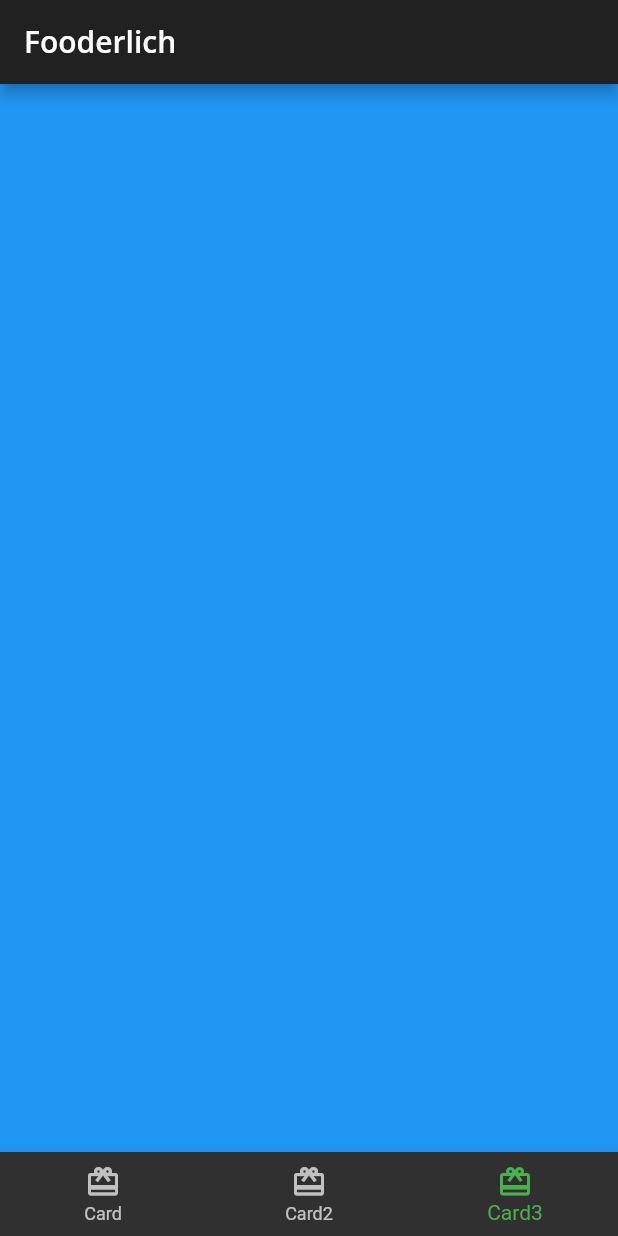
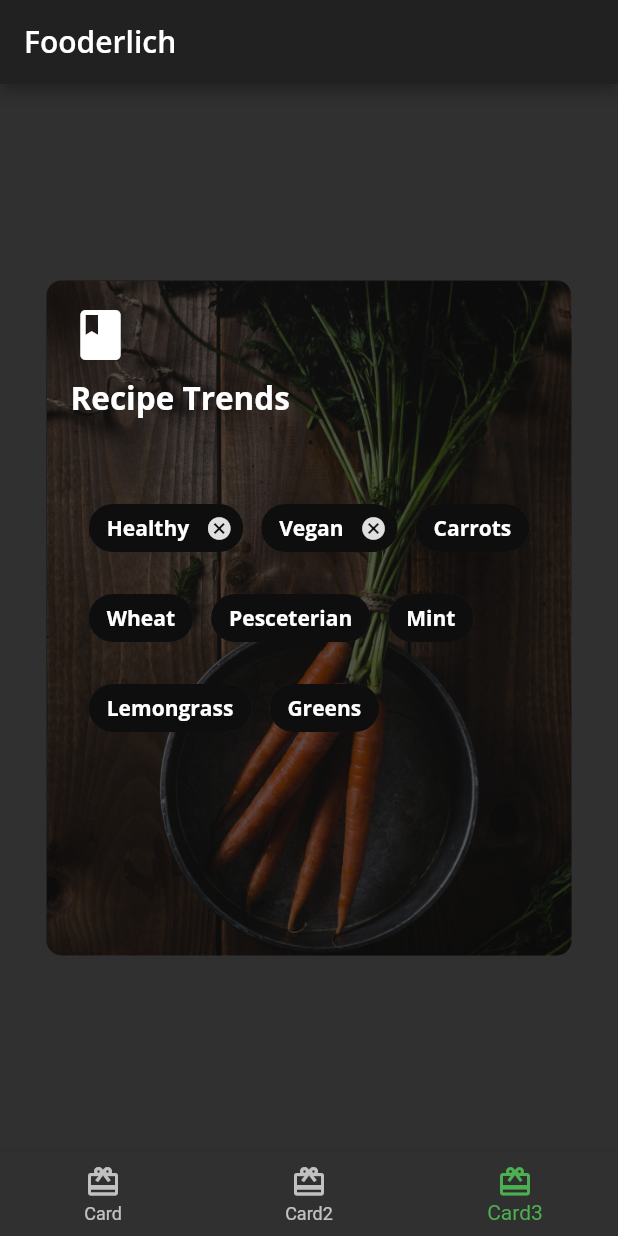
Before and after one commit to asapbox/fooderlich, a Flutter app: the screen it shows after launch, item 3 of the bottom bar chosen, on a phone screen of 412 x 824 dp. Run offline on Flutter 3.47's test engine with Material 2 defaults, Android fonts, the phone set to English and light mode, and no system bars; our stand-ins replace google_fonts.

Commit message:
Composing Card3: the explore card

```diff
--- /dev/null
+++ b/lib/card3.dart
@@ -0,0 +1,132 @@
+import 'package:flutter/material.dart';
+import 'fooderlich_theme.dart';
+
+class Card3 extends StatelessWidget {
+  const Card3({Key? key}) : super(key: key);
+
+  @override
+  Widget build(BuildContext context) {
+    return Center(
+      child: Container(
+        constraints: const BoxConstraints.expand(
+          width: 350,
+          height: 450,
+        ),
+        decoration: const BoxDecoration(
+            image: DecorationImage(
+              image: AssetImage('assets/mag2.png'),
+              fit: BoxFit.cover,
+            ),
+            borderRadius: BorderRadius.all(
+              Radius.circular(10.0),
+            )),
+        child: Stack(
+          children: [
+            Container(
+              decoration: BoxDecoration(
+                color: Colors.black.withOpacity(0.6),
+                borderRadius: const BorderRadius.all(
+                  Radius.circular(10.0),
+                ),
+              ),
+            ),
+            Container(
+              padding: const EdgeInsets.all(16),
+              child: Column(
+                crossAxisAlignment: CrossAxisAlignment.start,
+                children: [
+                  const Icon(
+                    Icons.book,
+                    color: Colors.white,
+                    size: 40,
+                  ),
+                  const SizedBox(
+                    height: 8,
+                  ),
+                  Text(
+                    'Recipe Trends',
+                    style: FooderlichTheme.darkTextTheme.headline2,
+                  ),
+                  const SizedBox(
+                    height: 30,
+                  ),
+                ],
+              ),
+            ),
+            Center(
+              child: Wrap(
+                alignment: WrapAlignment.start,
+                spacing: 12,
+                runSpacing: 12,
+                children: [
+                  Chip(
+                    label: Text(
+                      'Healthy',
+                      style: FooderlichTheme.darkTextTheme.bodyText1,
+                    ),
+                    backgroundColor: Colors.black.withOpacity(0.7),
+                    onDeleted: () {
+                      print('delete');
+                    },
+                  ),
+                  Chip(
+                    label: Text(
+                      'Vegan',
+                      style: FooderlichTheme.darkTextTheme.bodyText1,
+                    ),
+                    backgroundColor: Colors.black.withOpacity(0.7),
+                    onDeleted: () {
+                      print('delete');
+                    },
+                  ),
+                  Chip(
+                    label: Text(
+                      'Carrots',
+                      style: FooderlichTheme.darkTextTheme.bodyText1,
+                    ),
+                    backgroundColor: Colors.black.withOpacity(0.7),
+                  ),
+                  Chip(
+                    label: Text(
+                      'Wheat',
+                      style: FooderlichTheme.darkTextTheme.bodyText1,
+                    ),
+                    backgroundColor: Colors.black.withOpacity(0.7),
+                  ),
+                  Chip(
+                    label: Text(
+                      'Pesceterian',
+                      style: FooderlichTheme.darkTextTheme.bodyText1,
+                    ),
+                    backgroundColor: Colors.black.withOpacity(0.7),
+                  ),
+                  Chip(
+                    label: Text(
+                      'Mint',
+                      style: FooderlichTheme.darkTextTheme.bodyText1,
+                    ),
+                    backgroundColor: Colors.black.withOpacity(0.7),
+                  ),
+                  Chip(
+                    label: Text(
+                      'Lemongrass',
+                      style: FooderlichTheme.darkTextTheme.bodyText1,
+                    ),
+                    backgroundColor: Colors.black.withOpacity(0.7),
+                  ),
+                  Chip(
+                    label: Text(
+                      'Greens',
+                      style: FooderlichTheme.darkTextTheme.bodyText1,
+                    ),
+                    backgroundColor: Colors.black.withOpacity(0.7),
+                  ),
+                ],
+              ),
+            ),
+          ],
+        ),
+      ),
+    );
+  }
+}
--- a/lib/home.dart
+++ b/lib/home.dart
@@ -1,6 +1,7 @@
 import 'package:flutter/material.dart';
 import 'card1.dart';
 import 'card2.dart';
+import 'card3.dart';
 
 class Home extends StatefulWidget {
   const Home({Key? key}) : super(key: key);
@@ -15,10 +16,7 @@ class _HomeState extends State<Home> {
   static List<Widget> pages = <Widget>[
     const Card1(),
     const Card2(),
-    Container(
-      color: Colors.blue,
-    ),
-
+    const Card3(),
   ];
 
   void _onItemTapped(int index) {
@@ -38,9 +36,6 @@ class _HomeState extends State<Home> {
               .headline6, // Theme.of(context) returns the nearest Theme in the widget tree. If the widget has a defined Theme, it returns that. Otherwise, it returns the app’s theme.
         ),
       ),
-
-
-
       body: pages[_selectedIndex],
       bottomNavigationBar: BottomNavigationBar(
         selectedItemColor: Theme.of(context).textSelectionTheme.selectionColor,
```
Also changed, not shown: lib/author_card.dart (added, +57 -0 lines), lib/card2.dart (+37 -7 lines), lib/circle_image.dart (added, +24 -0 lines).
